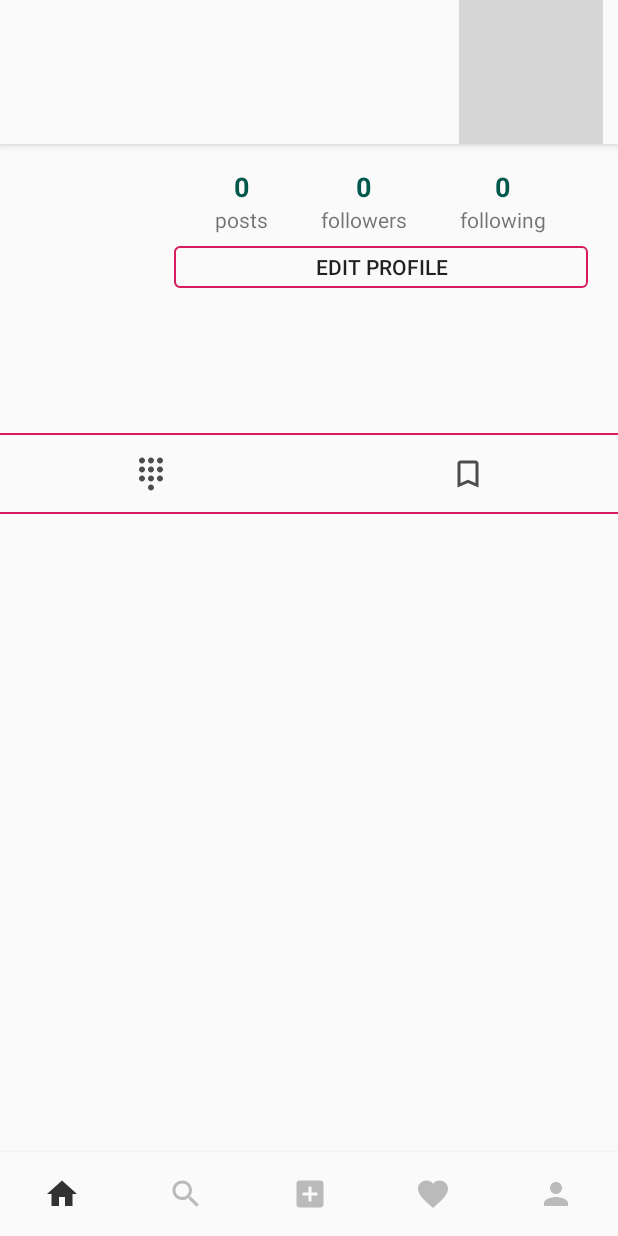
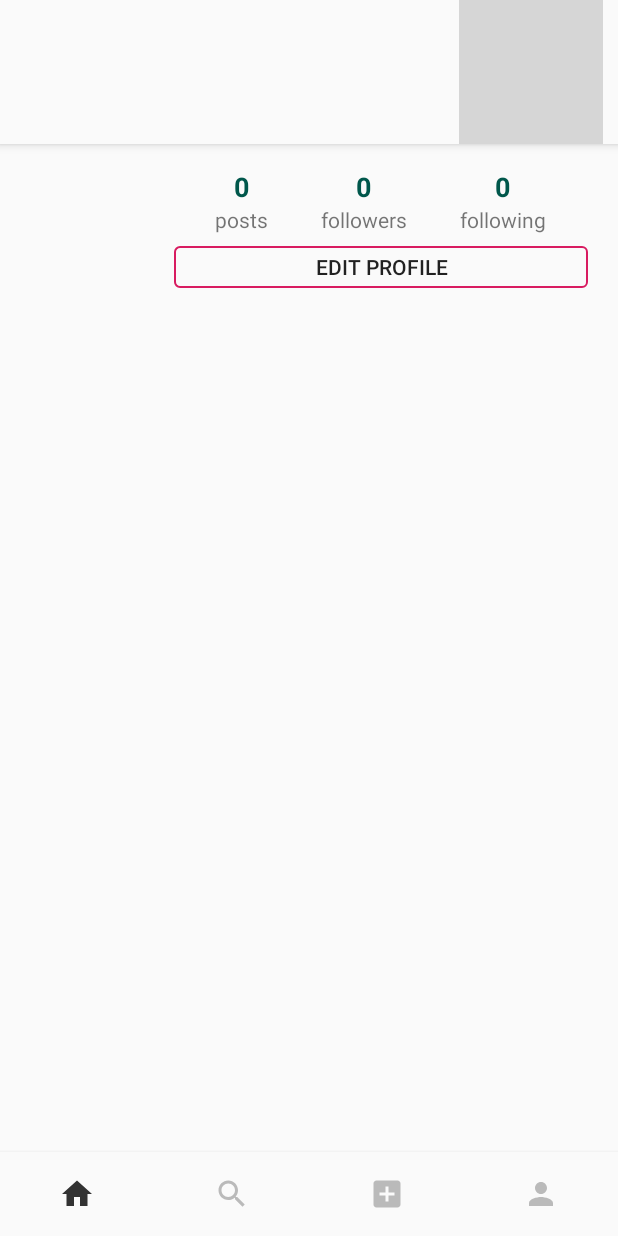
Before and after one commit to orel13orel/instadroid, an Android app: the fragment ProfileFragment placed in its activity, on a phone screen of 412 x 824 dp. Run offline under Robolectric (Android 15) with nearby library versions, the phone set to English and light mode, and no system bars; our stand-ins replace CircleImageView, Firebase (no records; nobody signed in at launch, a user with empty details on screens opened directly); pictures from the network do not load; 4 statements that could not run were skipped; grey boxes are pictures that could not be loaded.

Commit message:
remove ic

```diff
--- a/app/src/main/java/com/example/instadroid/Adapter/PostAdapter.java
+++ b/app/src/main/java/com/example/instadroid/Adapter/PostAdapter.java
@@ -107,7 +107,8 @@ public class PostAdapter extends  RecyclerView.Adapter<PostAdapter.ViewHolder> {
     }
 
     public class ViewHolder extends RecyclerView.ViewHolder{
-        public ImageView image_profile, post_image, like, comment, save;
+        public ImageView image_profile, post_image, like, comment;
+        // public ImageView save;
         public TextView username, likes, publisher, description, comments;
 
         public ViewHolder(@NonNull View itemView) {
@@ -117,7 +118,7 @@ public class PostAdapter extends  RecyclerView.Adapter<PostAdapter.ViewHolder> {
             post_image=itemView.findViewById(R.id.post_image);
             like=itemView.findViewById(R.id.like);
             comment=itemView.findViewById(R.id.comment);
-            save=itemView.findViewById(R.id.save);
+           // save=itemView.findViewById(R.id.save);
             username=itemView.findViewById(R.id.username);
             likes=itemView.findViewById(R.id.likes);
             publisher=itemView.findViewById(R.id.publisher);
--- a/app/src/main/java/com/example/instadroid/Fragment/ProfileFragment.java
+++ b/app/src/main/java/com/example/instadroid/Fragment/ProfileFragment.java
@@ -44,7 +44,7 @@ public class ProfileFragment extends Fragment {
     Button edit_profile;
     FirebaseUser firebaseUser;
     String profileid;
-    ImageButton my_fotos,saved_fotos;
+//    ImageButton my_fotos,saved_fotos;
     RecyclerView recyclerView;
     MyFotoAdapter myFotoAdapter;
     List<Post> postList;
@@ -66,8 +66,8 @@ public class ProfileFragment extends Fragment {
         fullname = view.findViewById(R.id.fullname);
         bio = view.findViewById(R.id.bio);
         edit_profile = view.findViewById(R.id.edit_profile);
-        my_fotos = view.findViewById(R.id.my_fotos);
-        saved_fotos = view.findViewById(R.id.saved_fotos);
+//        my_fotos = view.findViewById(R.id.my_fotos);
+//        saved_fotos = view.findViewById(R.id.saved_fotos);
 
         recyclerView = view.findViewById(R.id.recycler_view);
         recyclerView.setHasFixedSize(true);
@@ -89,7 +89,7 @@ public class ProfileFragment extends Fragment {
         else
         {
             checkFollow();
-            saved_fotos.setVisibility(View.GONE);
+//            saved_fotos.setVisibility(View.GONE);
         }
         edit_profile.setOnClickListener(new View.OnClickListener() {
             @Override
--- a/app/src/main/java/com/example/instadroid/MainActivity.java
+++ b/app/src/main/java/com/example/instadroid/MainActivity.java
@@ -60,9 +60,9 @@ public class MainActivity extends AppCompatActivity {
                 case R.id.nav_add:
                     startActivity(new Intent(MainActivity.this,PostActivity.class));
                     break;
-                case R.id.nav_heart:
-                    selectedFragment=new NotificationFragment();
-                    break;
+//                case R.id.nav_heart:
+//                    selectedFragment=new NotificationFragment();
+//                    break;
                 case R.id.nav_profile:
                     SharedPreferences.Editor editor=getSharedPreferences("PREFS",MODE_PRIVATE).edit();
                     editor.putString("profileid", FirebaseAuth.getInstance().getCurrentUser().getUid());
--- a/app/src/main/res/layout/fragment_profile.xml
+++ b/app/src/main/res/layout/fragment_profile.xml
@@ -180,32 +180,32 @@
 
             </LinearLayout>
 
-            <LinearLayout
-                android:layout_width="match_parent"
-                android:layout_height="wrap_content"
-                android:layout_marginTop="10dp"
-                android:layout_marginLeft="-5dp"
-                android:layout_marginRight="-5dp"
-                android:id="@+id/last_bar"
-                android:background="@drawable/button_black"
-                android:orientation="horizontal">
+<!--            <LinearLayout-->
+<!--                android:layout_width="match_parent"-->
+<!--                android:layout_height="wrap_content"-->
+<!--                android:layout_marginTop="10dp"-->
+<!--                android:layout_marginLeft="-5dp"-->
+<!--                android:layout_marginRight="-5dp"-->
+<!--                android:id="@+id/last_bar"-->
+<!--                android:background="@drawable/button_black"-->
+<!--                android:orientation="horizontal">-->
 
-                <ImageButton
-                    android:layout_width="0dp"
-                    android:layout_height="wrap_content"
-                    android:layout_weight="1"
-                    android:id="@+id/my_fotos"
-                    android:src="@drawable/ic_grid"
-                    style="?android:attr/buttonBarButtonStyle"/>
+<!--                <ImageButton-->
+<!--                    android:layout_width="0dp"-->
+<!--                    android:layout_height="wrap_content"-->
+<!--                    android:layout_weight="1"-->
+<!--                    android:id="@+id/my_fotos"-->
+<!--                    android:src="@drawable/ic_grid"-->
+<!--                    style="?android:attr/buttonBarButtonStyle"/>-->
 
-                <ImageButton
-                    android:layout_width="0dp"
-                    android:layout_height="wrap_content"
-                    android:layout_weight="1"
-                    android:id="@+id/saved_fotos"
-                    android:src="@drawable/ic_save"
-                    style="?android:attr/buttonBarButtonStyle"/>
-            </LinearLayout>
+<!--                <ImageButton-->
+<!--                    android:layout_width="0dp"-->
+<!--                    android:layout_height="wrap_content"-->
+<!--                    android:layout_weight="1"-->
+<!--                    android:id="@+id/saved_fotos"-->
+<!--                    android:src="@drawable/ic_save"-->
+<!--                    style="?android:attr/buttonBarButtonStyle"/>-->
+<!--            </LinearLayout>-->
 
             <androidx.recyclerview.widget.RecyclerView
                 android:layout_width="match_parent"
--- a/app/src/main/res/layout/post_item.xml
+++ b/app/src/main/res/layout/post_item.xml
@@ -52,12 +52,12 @@
                 android:src="@drawable/ic_comment"
                 android:layout_toEndOf="@id/like"
                 android:layout_marginStart="10dp"/>
-            <ImageView
-                android:layout_width="30dp"
-                android:layout_height="30dp"
-                android:layout_alignParentEnd="true"
-                android:id="@+id/save"
-                android:src="@drawable/ic_savee_blake"/>
+<!--            <ImageView-->
+<!--                android:layout_width="30dp"-->
+<!--                android:layout_height="30dp"-->
+<!--                android:layout_alignParentEnd="true"-->
+<!--                android:id="@+id/save"-->
+<!--                android:src="@drawable/ic_savee_blake"/>-->
 
 
         </RelativeLayout>
--- a/app/src/main/res/menu/bottom_navigation.xml
+++ b/app/src/main/res/menu/bottom_navigation.xml
@@ -17,10 +17,10 @@
         android:icon="@drawable/ic_add"
         android:title=""/>
 
-    <item
-        android:id="@+id/nav_heart"
-        android:icon="@drawable/ic_heart"
-        android:title=""/>
+<!--    <item-->
+<!--        android:id="@+id/nav_heart"-->
+<!--        android:icon="@drawable/ic_heart"-->
+<!--        android:title=""/>-->
 
     <item
         android:id="@+id/nav_profile"
```
Also changed, not shown: app/src/main/res/drawable/logo.png.
